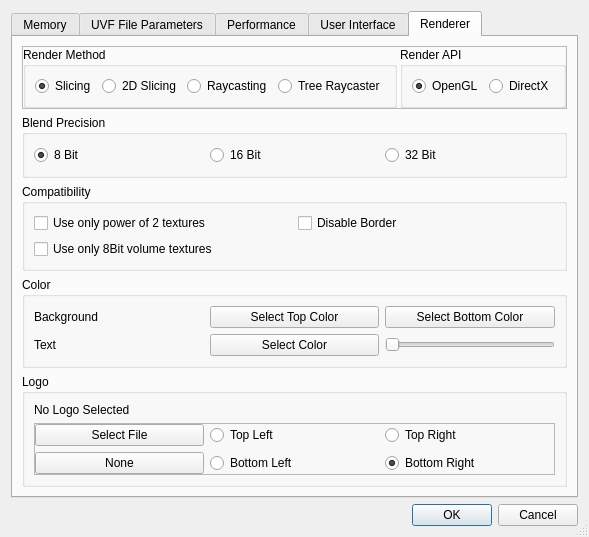
This is ImageVis3D/UI/UI/SettingsDlg.ui in SCIInstitute/ImageVis3D as Qt 5 draws it before an edit. The edited form follows.
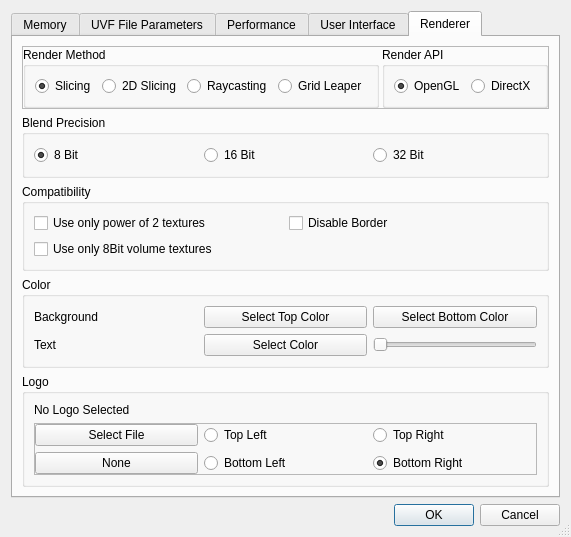
This is the edited form. The open tabs and pages were chosen to show the change.

Commit message: rename Tree Raycaster -> Grid Leaper

Patch:
```diff
--- a/ImageVis3D/UI/UI/SettingsDlg.ui
+++ b/ImageVis3D/UI/UI/SettingsDlg.ui
@@ -1198,7 +1198,7 @@
              <item>
               <widget class="QRadioButton" name="radioButton_TRaycast">
                <property name="text">
-                <string>Tree Raycaster</string>
+                <string>Grid Leaper</string>
                </property>
               </widget>
              </item>
```
The commit also changes 1 other file.
